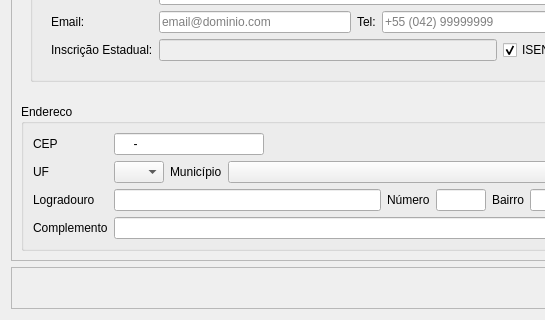
Klubas/Projeto-SOAD, file Resources/UI/CadastroPessoa.ui: the form before one commit; both pictures show x 0 to 545 and y 200 to 520 of the 830 by 520 pixel window.
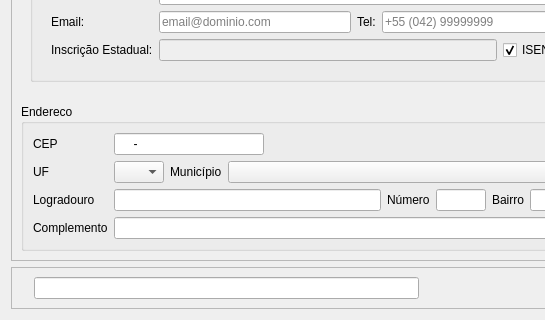
The form after the commit.

Commit message: - label_id -> lineEdit_id

```diff
--- a/Resources/UI/CadastroPessoa.ui
+++ b/Resources/UI/CadastroPessoa.ui
@@ -648,6 +648,16 @@
           </property>
          </widget>
         </item>
+        <item>
+         <widget class="QLineEdit" name="lineEdit_id">
+          <property name="autoFillBackground">
+           <bool>false</bool>
+          </property>
+          <property name="readOnly">
+           <bool>true</bool>
+          </property>
+         </widget>
+        </item>
         <item>
          <widget class="QDialogButtonBox" name="buttonBox">
           <property name="standardButtons">
```
The commit also changes 17 other files.
